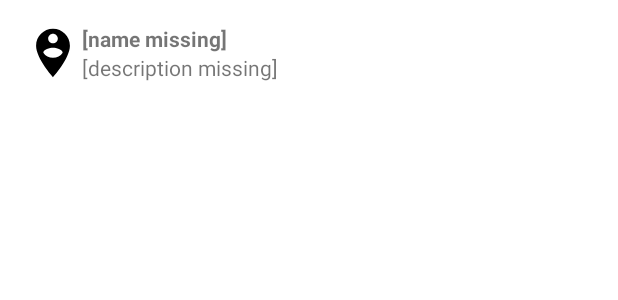
After one commit to timlock/NearbyChat, an Android app: the layout available_user.xml on its own in the app's theme, with its tools: preview values and no code run, on a phone screen of 412 x 824 dp. The commit adds this screen. Shown: the top 300 px of the screen. Run offline under Robolectric (Android 15) with nearby library versions, the phone set to English and light mode, and no system bars.

Commit message:
kleine Korrekturen an domain und recycler view für available users

```diff
--- a/NearbyChat/app/src/main/java/de/hsos/nearbychat/app/domain/Message.kt
+++ b/NearbyChat/app/src/main/java/de/hsos/nearbychat/app/domain/Message.kt
@@ -1,5 +1,5 @@
 package de.hsos.nearbychat.app.domain
 
 data class Message(val senderMAC: String, val receiverMAC: String, val content: String, val timeStamp: String) {
-
+    var isReceived: Boolean = false
 }
--- a/NearbyChat/app/src/main/java/de/hsos/nearbychat/app/viewmodel/HomeViewModel.kt
+++ b/NearbyChat/app/src/main/java/de/hsos/nearbychat/app/viewmodel/AvailableViewModel.kt
@@ -1,4 +1,4 @@
 package de.hsos.nearbychat.app.viewmodel
 
-class HomeViewModel {
+class AvailableViewModel {
 }
--- a/NearbyChat/app/src/main/res/layout/activity_main.xml
+++ b/NearbyChat/app/src/main/res/layout/activity_main.xml
@@ -16,7 +16,6 @@
         app:layout_constraintStart_toStartOf="parent"
         app:layout_constraintBottom_toTopOf="@+id/bottom_navigation_view"
         app:layout_constraintTop_toTopOf="parent"
-        app:navGraph="@navigation/navigation"
         tools:layout="@layout/fragment_available_view" />
 
     <com.google.android.material.bottomnavigation.BottomNavigationView
--- /dev/null
+++ b/NearbyChat/app/src/main/res/layout/available_user.xml
@@ -0,0 +1,40 @@
+<?xml version="1.0" encoding="utf-8"?>
+<androidx.constraintlayout.widget.ConstraintLayout xmlns:android="http://schemas.android.com/apk/res/android"
+    xmlns:app="http://schemas.android.com/apk/res-auto"
+    android:layout_width="match_parent"
+    android:layout_height="wrap_content">
+
+    <TextView
+        android:id="@+id/available_user_name"
+        android:layout_width="0dp"
+        android:layout_height="wrap_content"
+        android:layout_marginTop="16dp"
+        android:layout_marginEnd="16dp"
+        android:text="@string/error_name_missing"
+        android:textStyle="bold"
+        app:layout_constraintEnd_toEndOf="parent"
+        app:layout_constraintStart_toEndOf="@+id/imageView"
+        app:layout_constraintTop_toTopOf="parent" />
+
+    <TextView
+        android:id="@+id/available_user_description"
+        android:layout_width="0dp"
+        android:layout_height="wrap_content"
+        android:layout_marginEnd="16dp"
+        android:text="@string/error_desc_missing"
+        app:layout_constraintEnd_toEndOf="parent"
+        app:layout_constraintStart_toStartOf="@+id/available_user_name"
+        app:layout_constraintTop_toBottomOf="@+id/available_user_name" />
+
+    <ImageView
+        android:id="@+id/imageView"
+        android:layout_width="0dp"
+        android:layout_height="0dp"
+        android:layout_marginStart="16dp"
+        android:layout_marginTop="16dp"
+        app:layout_constraintBottom_toBottomOf="@+id/available_user_description"
+        app:layout_constraintDimensionRatio="1:1"
+        app:layout_constraintStart_toStartOf="parent"
+        app:layout_constraintTop_toTopOf="parent"
+        app:srcCompat="@drawable/ic_baseline_person_pin_circle_24" />
+</androidx.constraintlayout.widget.ConstraintLayout>
--- a/NearbyChat/app/src/main/res/values/strings.xml
+++ b/NearbyChat/app/src/main/res/values/strings.xml
@@ -4,4 +4,10 @@
     <string name="chats">chats</string>
     <string name="profile">profile</string>
     <string name="settings">settings</string>
+    <string name="available_desc">available users nearby</string>
+    <string name="chats_desc">saved chats</string>
+    <string name="profile_desc">your NearbyChat profile</string>
+    <string name="settings_desc">settings for the app</string>
+    <string name="error_name_missing">[name missing]</string>
+    <string name="error_desc_missing">[description missing]</string>
 </resources>
```
Also changed, not shown: NearbyChat/app/src/main/java/de/hsos/nearbychat/app/domain/Profile.kt (+5 -5 lines), NearbyChat/app/src/main/java/de/hsos/nearbychat/app/view/AvailableUserAdapter.kt (added, +33 -0 lines), NearbyChat/app/src/main/java/de/hsos/nearbychat/app/view/AvailableView.kt (+26 -2 lines), NearbyChat/app/src/main/java/de/hsos/nearbychat/app/view/MainActivity.kt (+5 -5 lines), NearbyChat/app/src/main/res/layout/fragment_available_view.xml (+3 -5 lines), NearbyChat/app/src/main/res/navigation/navigation.xml (deleted, +0 -23 lines).
